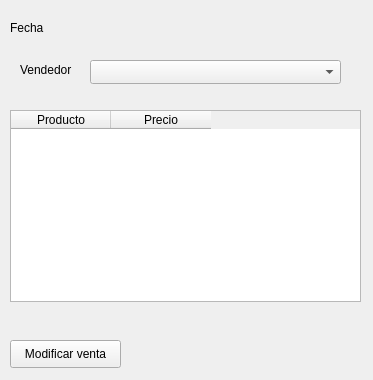
Qt form GUI/VentanaModif.ui (MartinRomero1/pp3) before a commit.
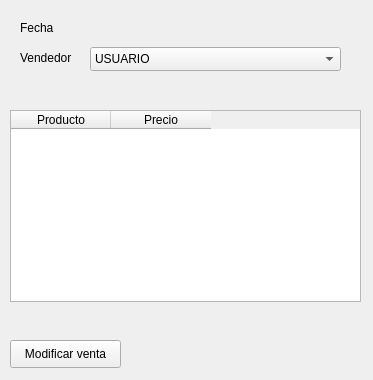
The same form after that commit.

The edit to the form file:
```diff
--- a/GUI/VentanaModif.ui
+++ b/GUI/VentanaModif.ui
@@ -16,7 +16,7 @@
   <widget class="QLabel" name="label_2">
    <property name="geometry">
     <rect>
-     <x>10</x>
+     <x>20</x>
      <y>20</y>
      <width>58</width>
      <height>16</height>
@@ -29,8 +29,8 @@
   <widget class="QLabel" name="lblfecha">
    <property name="geometry">
     <rect>
-     <x>60</x>
-     <y>14</y>
+     <x>90</x>
+     <y>11</y>
      <width>281</width>
      <height>30</height>
     </rect>
@@ -68,23 +68,28 @@
    <property name="geometry">
     <rect>
      <x>90</x>
-     <y>60</y>
+     <y>47</y>
      <width>251</width>
      <height>24</height>
     </rect>
    </property>
    <property name="currentIndex">
-    <number>-1</number>
+    <number>0</number>
    </property>
    <property name="frame">
     <bool>true</bool>
    </property>
+   <item>
+    <property name="text">
+     <string>USUARIO</string>
+    </property>
+   </item>
   </widget>
   <widget class="QLabel" name="label_5">
    <property name="geometry">
     <rect>
      <x>20</x>
-     <y>62</y>
+     <y>50</y>
      <width>58</width>
      <height>16</height>
     </rect>
@@ -125,6 +130,25 @@
     </property>
    </column>
   </widget>
+  <widget class="QLabel" name="lblerror">
+   <property name="geometry">
+    <rect>
+     <x>70</x>
+     <y>70</y>
+     <width>281</width>
+     <height>30</height>
+    </rect>
+   </property>
+   <property name="toolTip">
+    <string>La fecha no puede modificarse</string>
+   </property>
+   <property name="styleSheet">
+    <string notr="true">color : red</string>
+   </property>
+   <property name="text">
+    <string/>
+   </property>
+  </widget>
  </widget>
  <resources/>
  <connections/>
```
